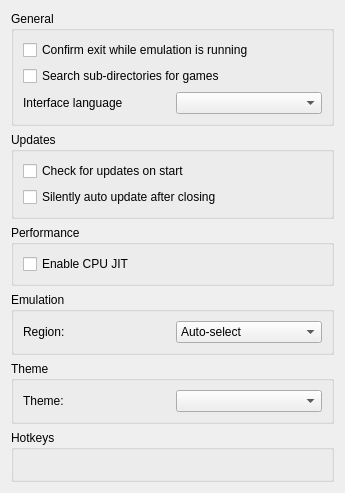
Old version of the form src/citra_qt/configuration/configure_general.ui in the repository grimtnt/citra.
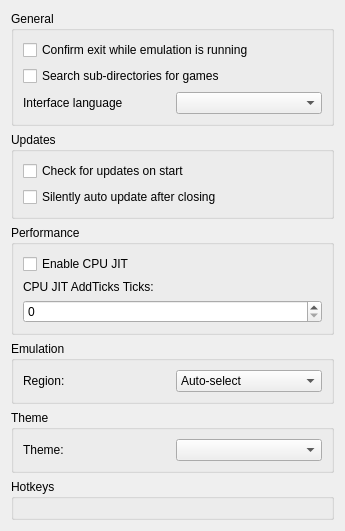
New version of the form. Custom widgets are drawn as their Qt base class.

Commit message: Vertices/Threads + Dynarmic AddTicks ticks settings UI

```diff
--- a/src/citra_qt/configuration/configure_general.ui
+++ b/src/citra_qt/configuration/configure_general.ui
@@ -99,6 +99,20 @@
             </property>
            </widget>
           </item>
+          <item>
+           <widget class="QLabel" name="label_ticks">
+            <property name="text">
+             <string>CPU JIT AddTicks Ticks:</string>
+            </property>
+           </widget>
+          </item>
+          <item>
+           <widget class="QSpinBox" name="spinbox_ticks">
+            <property name="maximum">
+             <number>999999999</number>
+            </property>
+           </widget>
+          </item>
          </layout>
         </item>
        </layout>
```
The commit also changes 8 other files.
